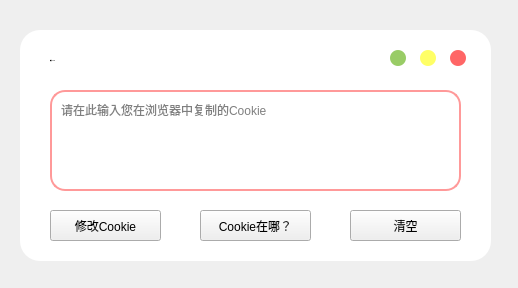
First picture: the form in bilidsetting.ui, repository JimmyLiang-lzm/biliDownloader_GUI, before the edit.
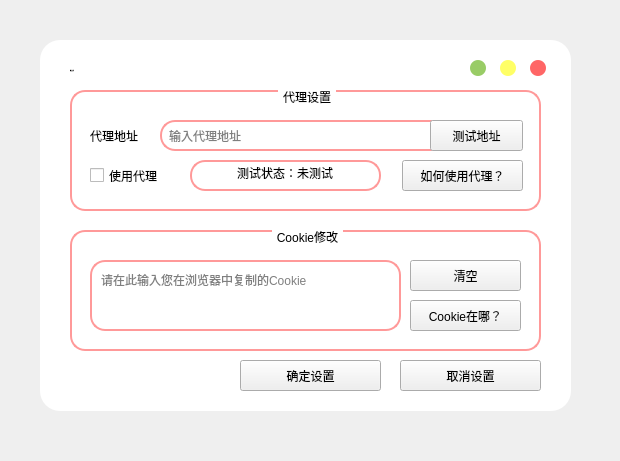
Second picture: the form after the edit. Icons and pictures are not drawn.

Commit message: 增加IP代理功能（解除B站区域限制）

Patch:
```diff
--- a/bilidsetting.ui
+++ b/bilidsetting.ui
@@ -6,8 +6,8 @@
    <rect>
     <x>0</x>
     <y>0</y>
-    <width>518</width>
-    <height>288</height>
+    <width>620</width>
+    <height>461</height>
    </rect>
   </property>
   <property name="windowTitle">
@@ -171,16 +171,16 @@
   <widget class="QWidget" name="mainwidget" native="true">
    <property name="geometry">
     <rect>
-     <x>20</x>
-     <y>30</y>
-     <width>471</width>
-     <height>231</height>
+     <x>40</x>
+     <y>40</y>
+     <width>531</width>
+     <height>371</height>
     </rect>
    </property>
    <widget class="QPushButton" name="btnmax">
     <property name="geometry">
      <rect>
-      <x>400</x>
+      <x>460</x>
       <y>20</y>
       <width>16</width>
       <height>16</height>
@@ -196,7 +196,7 @@
    <widget class="QPushButton" name="btnclose">
     <property name="geometry">
      <rect>
-      <x>430</x>
+      <x>490</x>
       <y>20</y>
       <width>16</width>
       <height>16</height>
@@ -212,7 +212,7 @@
    <widget class="QPushButton" name="btnmin">
     <property name="geometry">
      <rect>
-      <x>370</x>
+      <x>430</x>
       <y>20</y>
       <width>16</width>
       <height>16</height>
@@ -250,59 +250,194 @@
 </string>
     </property>
     <property name="text">
-     <string>修改Cookie</string>
+     <string>高级设置</string>
     </property>
    </widget>
-   <widget class="QPlainTextEdit" name="edit_cookies">
+   <widget class="QGroupBox" name="groupBox">
     <property name="geometry">
      <rect>
       <x>30</x>
-      <y>60</y>
-      <width>411</width>
-      <height>101</height>
+      <y>190</y>
+      <width>471</width>
+      <height>121</height>
      </rect>
     </property>
-    <property name="placeholderText">
-     <string>请在此输入您在浏览器中复制的Cookie</string>
+    <property name="title">
+     <string>Cookie修改</string>
     </property>
+    <widget class="QPushButton" name="btn_cleanplain">
+     <property name="geometry">
+      <rect>
+       <x>340</x>
+       <y>30</y>
+       <width>111</width>
+       <height>31</height>
+      </rect>
+     </property>
+     <property name="text">
+      <string>清空</string>
+     </property>
+    </widget>
+    <widget class="QPlainTextEdit" name="edit_cookies">
+     <property name="geometry">
+      <rect>
+       <x>20</x>
+       <y>30</y>
+       <width>311</width>
+       <height>71</height>
+      </rect>
+     </property>
+     <property name="placeholderText">
+      <string>请在此输入您在浏览器中复制的Cookie</string>
+     </property>
+    </widget>
+    <widget class="QPushButton" name="btn_wherecookie">
+     <property name="geometry">
+      <rect>
+       <x>340</x>
+       <y>70</y>
+       <width>111</width>
+       <height>31</height>
+      </rect>
+     </property>
+     <property name="text">
+      <string>Cookie在哪？</string>
+     </property>
+    </widget>
    </widget>
-   <widget class="QPushButton" name="btn_editcookie">
+   <widget class="QGroupBox" name="groupBox_2">
     <property name="geometry">
      <rect>
       <x>30</x>
-      <y>180</y>
-      <width>111</width>
-      <height>31</height>
+      <y>50</y>
+      <width>471</width>
+      <height>121</height>
      </rect>
     </property>
-    <property name="text">
-     <string>修改Cookie</string>
+    <property name="title">
+     <string>代理设置</string>
     </property>
+    <widget class="QLineEdit" name="lineEdit">
+     <property name="geometry">
+      <rect>
+       <x>90</x>
+       <y>30</y>
+       <width>301</width>
+       <height>31</height>
+      </rect>
+     </property>
+     <property name="placeholderText">
+      <string>输入代理地址</string>
+     </property>
+    </widget>
+    <widget class="QLabel" name="label_2">
+     <property name="geometry">
+      <rect>
+       <x>20</x>
+       <y>30</y>
+       <width>72</width>
+       <height>31</height>
+      </rect>
+     </property>
+     <property name="text">
+      <string>代理地址</string>
+     </property>
+    </widget>
+    <widget class="QPushButton" name="btn_testProxy">
+     <property name="geometry">
+      <rect>
+       <x>360</x>
+       <y>30</y>
+       <width>93</width>
+       <height>31</height>
+      </rect>
+     </property>
+     <property name="text">
+      <string>测试地址</string>
+     </property>
+    </widget>
+    <widget class="QCheckBox" name="cb_useProxy">
+     <property name="geometry">
+      <rect>
+       <x>20</x>
+       <y>70</y>
+       <width>101</width>
+       <height>31</height>
+      </rect>
+     </property>
+     <property name="text">
+      <string>使用代理</string>
+     </property>
+    </widget>
+    <widget class="QPushButton" name="btn_huseProxy">
+     <property name="geometry">
+      <rect>
+       <x>332</x>
+       <y>70</y>
+       <width>121</width>
+       <height>31</height>
+      </rect>
+     </property>
+     <property name="text">
+      <string>如何使用代理？</string>
+     </property>
+    </widget>
+    <widget class="QLineEdit" name="lineEdit_test">
+     <property name="enabled">
+      <bool>true</bool>
+     </property>
+     <property name="geometry">
+      <rect>
+       <x>120</x>
+       <y>70</y>
+       <width>191</width>
+       <height>31</height>
+      </rect>
+     </property>
+     <property name="styleSheet">
+      <string notr="true">/* 编辑框样式 */
+QLineEdit{
+	border-radius: 15px;
+	border: 2px solid rgb(255, 153, 153);
+	padding-left: 5px;
+	padding-right: 5px;
+}</string>
+     </property>
+     <property name="text">
+      <string>测试状态：未测试</string>
+     </property>
+     <property name="alignment">
+      <set>Qt::AlignCenter</set>
+     </property>
+     <property name="readOnly">
+      <bool>true</bool>
+     </property>
+    </widget>
    </widget>
-   <widget class="QPushButton" name="btn_wherecookie">
+   <widget class="QPushButton" name="btn_editconfig">
     <property name="geometry">
      <rect>
-      <x>180</x>
-      <y>180</y>
-      <width>111</width>
+      <x>200</x>
+      <y>320</y>
+      <width>141</width>
       <height>31</height>
      </rect>
     </property>
     <property name="text">
-     <string>Cookie在哪？</string>
+     <string>确定设置</string>
     </property>
    </widget>
-   <widget class="QPushButton" name="btn_cleanplain">
+   <widget class="QPushButton" name="btn_cancel">
     <property name="geometry">
      <rect>
-      <x>330</x>
-      <y>180</y>
-      <width>111</width>
+      <x>360</x>
+      <y>320</y>
+      <width>141</width>
       <height>31</height>
      </rect>
     </property>
     <property name="text">
-     <string>清空</string>
+     <string>取消设置</string>
     </property>
    </widget>
   </widget>
```
Left out of the diff: 2 changed lines with no effect on the pictures. The commit also changes 6 other files.
